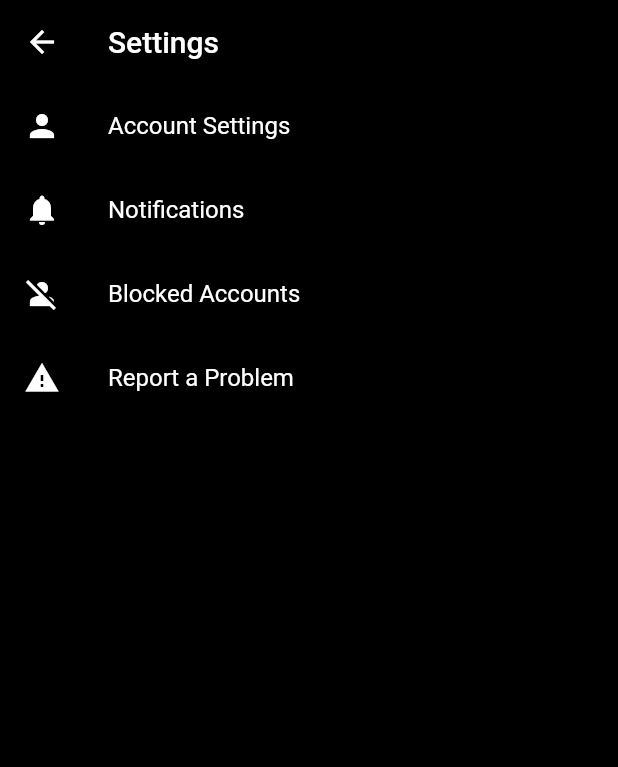
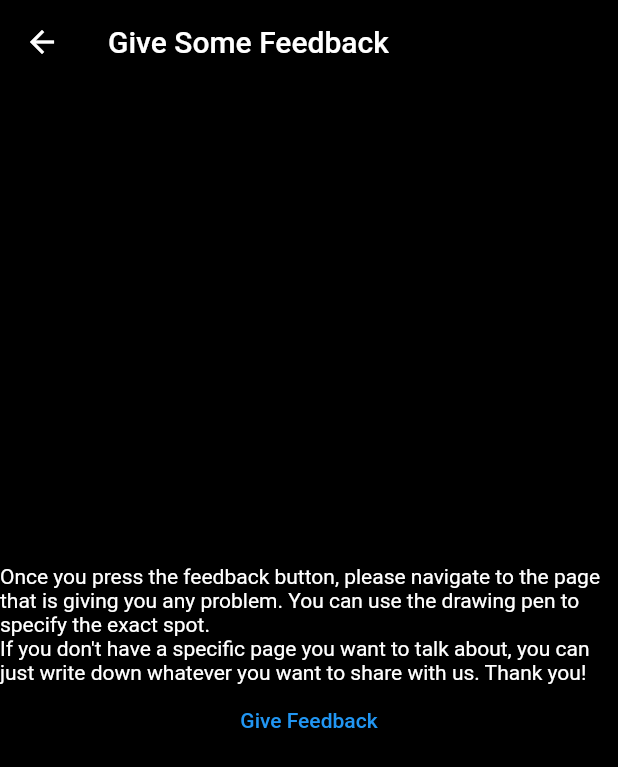
Before and after one commit to cschiappa/pets-social, a Flutter app: the SettingsPage screen opened directly, after a tap on "Report a Problem", on a phone screen of 412 x 824 dp. Shown: the top 767 px of the screen. Run offline on Flutter 3.47's test engine with Material 2 defaults, Android fonts, the phone set to English and light mode, and no system bars; our stand-ins replace cached_network_image, carousel_slider, cloud_firestore, firebase_auth, firebase_core, firebase_messaging and 9 more; missing offline and left inert: cached_video_player, feedback, video_thumbnail; accounts and stored records are empty; network calls fail; project files that could hold a hidden picture were left out.

Commit message:
fixed bugs

```diff
--- /dev/null
+++ b/lib/screens/settings/feedback.dart
@@ -0,0 +1,38 @@
+import 'package:feedback/feedback.dart';
+import 'package:flutter/material.dart';
+import 'package:pets_social/utils/colors.dart';
+
+class FeedbackScreen extends StatefulWidget {
+  const FeedbackScreen({super.key});
+
+  @override
+  State<FeedbackScreen> createState() => _FeedbackState();
+}
+
+class _FeedbackState extends State<FeedbackScreen> {
+  @override
+  Widget build(BuildContext context) {
+    return Scaffold(
+      appBar: AppBar(
+        backgroundColor: mobileBackgroundColor,
+        title: const Text('Give Some Feedback'),
+      ),
+      body: Column(
+        mainAxisAlignment: MainAxisAlignment.center,
+        children: [
+          const Text(
+              'Once you press the feedback button, please navigate to the page that is giving you any problem. You can use the drawing pen to specify the exact spot.'),
+          const Text(
+              "If you don't have a specific page you want to talk about, you can just write down whatever you want to share with us. Thank you!"),
+          TextButton(
+              onPressed: () {
+                BetterFeedback.of(context).show((UserFeedback feedback) {
+                  // Do something with the feedback
+                });
+              },
+              child: const Text('Give Feedback'))
+        ],
+      ),
+    );
+  }
+}
--- a/lib/screens/settings/settings.dart
+++ b/lib/screens/settings/settings.dart
@@ -1,6 +1,7 @@
 import 'package:flutter/material.dart';
 import 'package:pets_social/screens/settings/account_settings.dart';
 import 'package:pets_social/screens/settings/blocked_accounts.dart';
+import 'package:pets_social/screens/settings/feedback.dart';
 import 'package:pets_social/utils/colors.dart';
 
 class SettingsPage extends StatefulWidget {
@@ -53,7 +54,10 @@ class _SettingsPageState extends State<SettingsPage> {
           ListTile(
             leading: const Icon(Icons.report_problem),
             title: const Text('Report a Problem'),
-            onTap: () {},
+            onTap: () {
+              Navigator.of(context).pushReplacement(MaterialPageRoute(
+                  builder: (context) => const FeedbackScreen()));
+            },
           )
         ],
       ),
```
Also changed, not shown: 1 other file.
